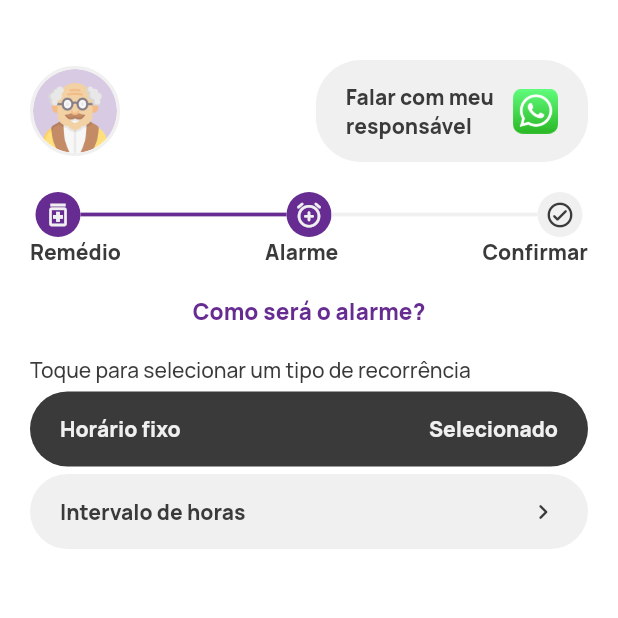
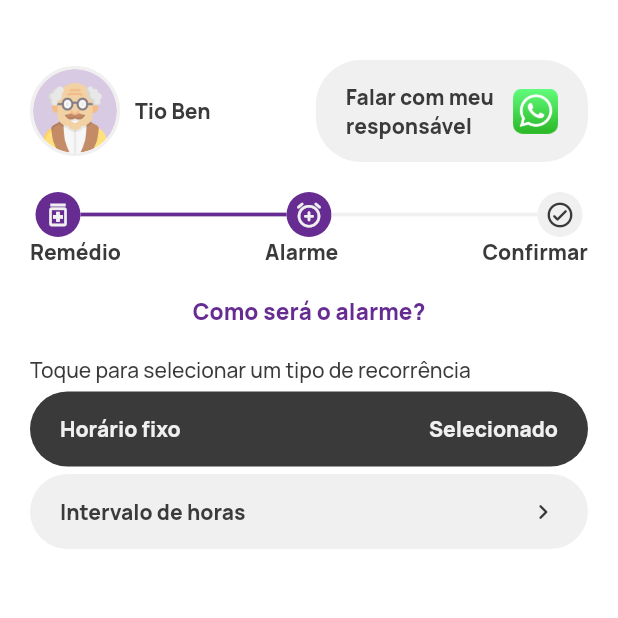
Before and after one commit to davidcbrl/medicine-app, a Flutter app: the AlarmInfoPage screen opened by its route, on a phone screen of 412 x 824 dp, the top half of it. Run offline on Flutter 3.47's test engine with Material 2 defaults, Android fonts, the light colour scheme and no system bars; our stand-ins replace awesome_notifications, dio, flutter_calendar_carousel, get, get_storage, image_picker and 1 more; accounts and stored records are empty.

Commit message:
Fixing small issues

```diff
--- a/lib/controllers/alarm_controller.dart
+++ b/lib/controllers/alarm_controller.dart
@@ -28,6 +28,13 @@ class AlarmController extends GetxController with StateMixin {
   var alarmList = <Alarm>[].obs;
 
   var loading = false.obs;
+  var allEmpty = false.obs;
+
+  @override
+  onInit() {
+    get(selectedDate: DateTime.now());
+    super.onInit();
+  }
 
   Future<void> save() async {
     loading.value = true;
@@ -65,12 +72,14 @@ class AlarmController extends GetxController with StateMixin {
 
   Future<void> get({DateTime? selectedDate}) async {
     loading.value = true;
+    allEmpty.value = false;
     change([], status: RxStatus.loading());
     try {
       String json = StorageProvider.readJson(key: '/alarms');
       if (json == '{}') {
         alarmList.value = [];
         change([], status: RxStatus.empty());
+        allEmpty.value = true;
         loading.value = false;
         return;
       }
--- a/lib/controllers/user_controller.dart
+++ b/lib/controllers/user_controller.dart
@@ -14,6 +14,12 @@ class UserController extends GetxController with StateMixin {
   var image = ''.obs;
 
   var loading = false.obs;
+
+  @override
+  onInit() {
+    get();
+    super.onInit();
+  }
 
   Future<void> save() async {
     loading.value = true;
--- a/lib/pages/alarm/alarm_info_page.dart
+++ b/lib/pages/alarm/alarm_info_page.dart
@@ -41,11 +41,13 @@ class _AlarmInfoPageState extends State<AlarmInfoPage> {
             mainAxisAlignment: MainAxisAlignment.spaceBetween,
             children: [
               CustomAvatarWidget(
-                  image: userController.image.value.isNotEmpty
-                    ? Image.memory(base64Decode(userController.image.value))
-                    : Image.asset('assets/img/ben.png'),
-                  label: userController.name.value,
-                ),
+                image: userController.image.value.isNotEmpty
+                  ? Image.memory(base64Decode(userController.image.value))
+                  : Image.asset('assets/img/ben.png'),
+                label: userController.name.value.isNotEmpty
+                  ? userController.name.value
+                  : 'Tio Ben',
+              ),
               CustomSelectItemWidget(
                 label: 'Falar com meu \nresponsável',
                 image: Image.asset(
--- a/lib/pages/alarm/alarm_review_page.dart
+++ b/lib/pages/alarm/alarm_review_page.dart
@@ -52,7 +52,9 @@ class _AlarmReviewPageState extends State<AlarmReviewPage> {
                   image: userController.image.value.isNotEmpty
                     ? Image.memory(base64Decode(userController.image.value))
                     : Image.asset('assets/img/ben.png'),
-                  label: userController.name.value,
+                  label: userController.name.value.isNotEmpty
+                    ? userController.name.value
+                    : 'Tio Ben',
                 ),
                 CustomSelectItemWidget(
                   label: 'Falar com meu \nresponsável',
--- a/lib/widgets/custom_avatar_widget.dart
+++ b/lib/widgets/custom_avatar_widget.dart
@@ -32,9 +32,14 @@ class CustomAvatarWidget extends StatelessWidget {
         const SizedBox(
           width: 10,
         ),
-        Text(
-          label,
-          style: Theme.of(context).textTheme.labelMedium,
+        SizedBox(
+          width: MediaQuery.of(context).size.width * 0.20,
+          child: Text(
+            label,
+            style: Theme.of(context).textTheme.labelMedium,
+            overflow: TextOverflow.ellipsis,
+            maxLines: 2,
+          ),
         ),
       ],
     );
```
Also changed, not shown: lib/pages/alarm/alarm_medicine_page.dart (+7 -5 lines), lib/pages/home/home_page.dart (+46 -10 lines), lib/pages/notification/notification_page.dart (+9 -5 lines), lib/pages/user/user_info_page.dart (+3 -7 lines).
